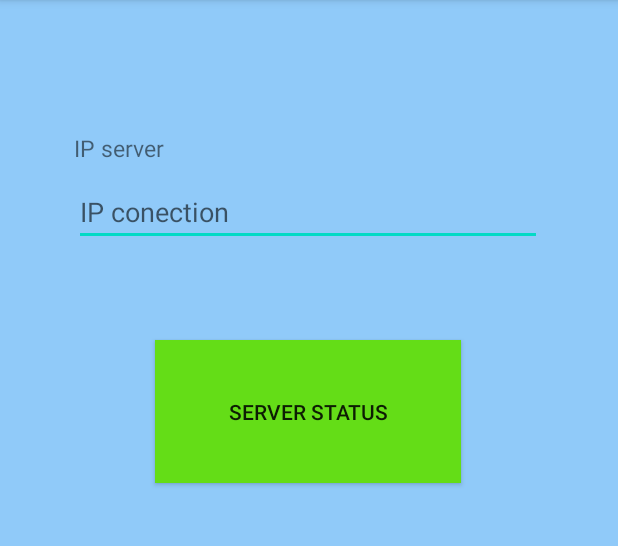
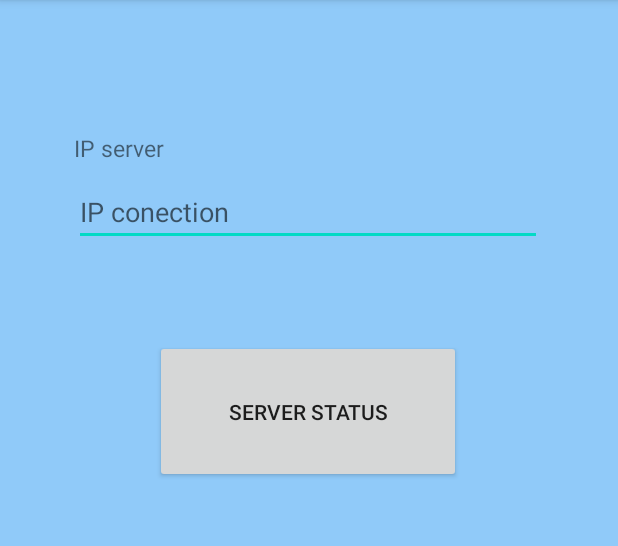
Before and after one commit to AndresLQ1987/M6-UF4-Sockets, an Android app: the screen it shows after launch (MainActivity), on a phone screen of 412 x 824 dp, the part 84-630 px from its top. Run offline under Robolectric (Android 15) with nearby library versions, the phone set to English and light mode, and no system bars.

Commit message:
create main interface

```diff
--- a/app/src/main/res/layout/activity_main.xml
+++ b/app/src/main/res/layout/activity_main.xml
@@ -40,7 +40,6 @@
         android:id="@+id/btn_conect"
         android:layout_width="204dp"
         android:layout_height="95dp"
-        android:background="@color/Server_Conection_OK"
         android:text="@string/server_status"
         app:layout_constraintBottom_toBottomOf="parent"
         app:layout_constraintEnd_toEndOf="parent"
```
